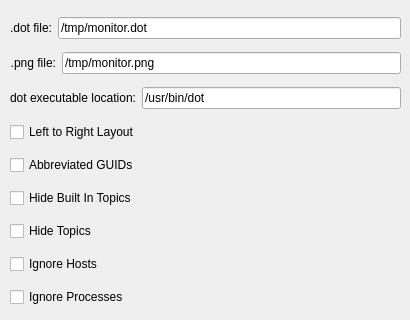
Qt form tools/monitor/GvOptions.ui (OpenDDS/OpenDDS) before a commit; both pictures show x 0 to 410 and y 0 to 320 of the 410 by 490 pixel window.
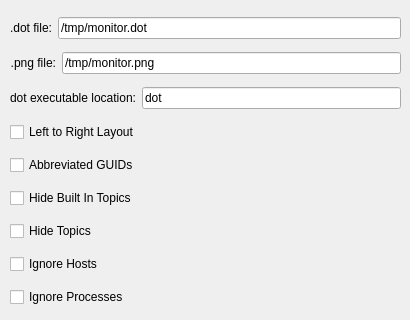
The same form after that commit.

Diff of the .ui file:
```diff
--- a/tools/monitor/GvOptions.ui
+++ b/tools/monitor/GvOptions.ui
@@ -98,7 +98,7 @@
       <item>
        <widget class="QLineEdit" name="gvLocEdit">
         <property name="text">
-         <string>/usr/bin/dot</string>
+         <string>dot</string>
         </property>
        </widget>
       </item>
```
